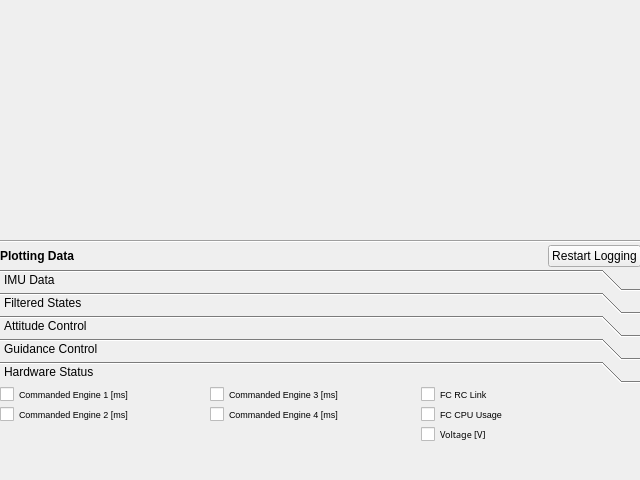
First picture: the form in gcs/ui/dataplotter.ui, repository lijian8/ahns10, before the edit.
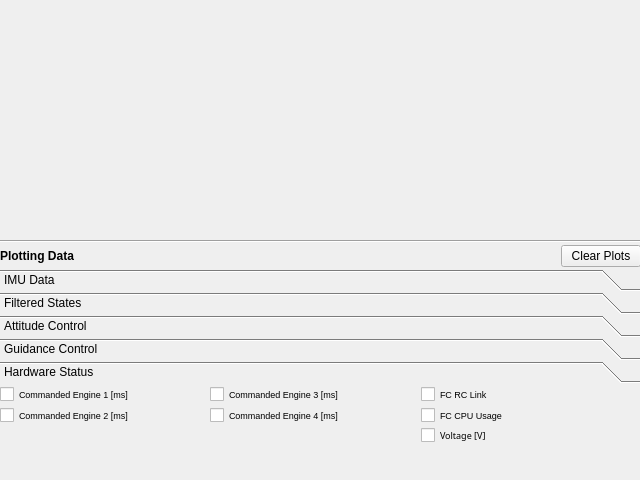
Second picture: the form after the edit. Custom widgets are drawn as their Qt base class.

Diff of the .ui file:
```diff
--- a/gcs/ui/dataplotter.ui
+++ b/gcs/ui/dataplotter.ui
@@ -76,7 +76,7 @@
       <item>
        <widget class="QPushButton" name="Clearbtn">
         <property name="text">
-         <string>Restart Logging</string>
+         <string>Clear Plots</string>
         </property>
        </widget>
       </item>
@@ -719,7 +719,7 @@
          <x>0</x>
          <y>0</y>
          <width>639</width>
-         <height>82</height>
+         <height>88</height>
         </rect>
        </property>
        <property name="sizePolicy">
@@ -737,7 +737,7 @@
           <x>0</x>
           <y>0</y>
           <width>631</width>
-          <height>51</height>
+          <height>62</height>
          </rect>
         </property>
         <layout class="QGridLayout" name="gridLayout_2">
```
Left out of the diff: 18 changed lines with no effect on the pictures.
